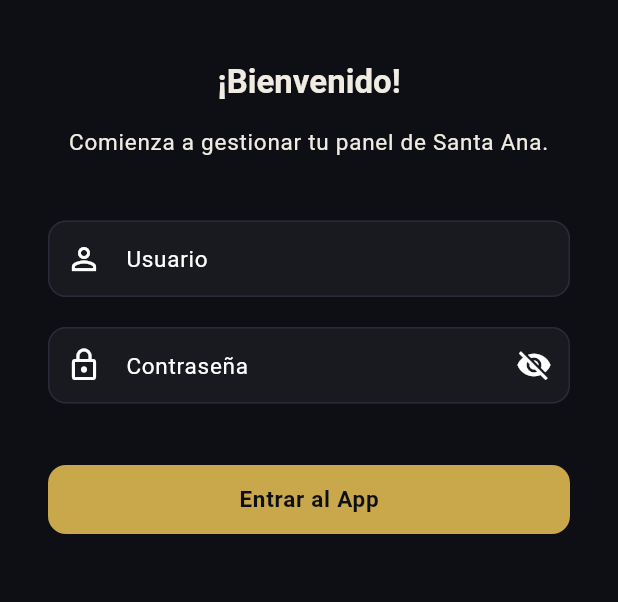
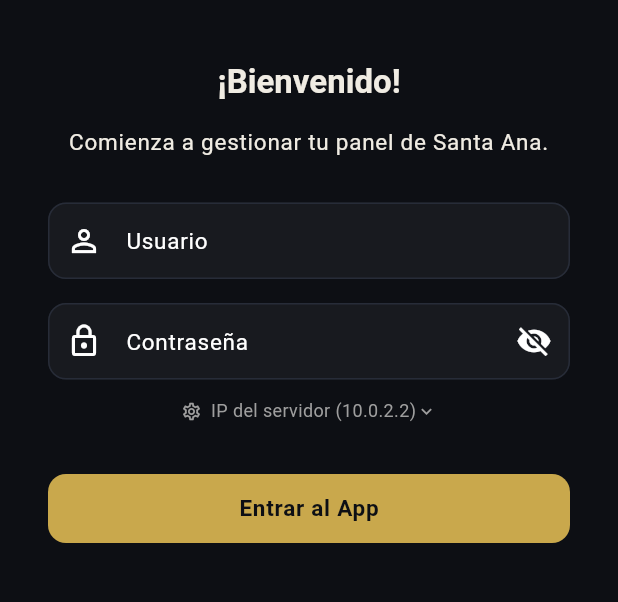
Before and after one commit to UribitoZP/Sena-soft, a Flutter app: the screen it shows after launch, on a phone screen of 412 x 824 dp, the part 273-875 px from its top. Run offline on Flutter 3.47's test engine with Material 3 defaults, Android fonts, the phone set to English and light mode, and no system bars; our stand-ins replace equatable, flutter_bloc, shimmer; Roboto replaces fonts that are missing (Georgia).

Commit message:
restringir acceso a administradores y agregar campo IP del servidor en login

```diff
--- a/Aplicativo Movil/santa_ana_dashboard/lib/core/services/api_service.dart
+++ b/Aplicativo Movil/santa_ana_dashboard/lib/core/services/api_service.dart
@@ -1,13 +1,13 @@
 import 'dart:convert';
 import 'package:http/http.dart' as http;
 
-/// URL base del servidor REST Java.
-/// Cambiar la IP a la del PC donde corre el escritorio.
-/// En emulador Android: 10.0.2.2 apunta al localhost del host.
-const String _baseUrl = 'http://10.0.2.2:8080';
-
 class ApiService {
   static const Duration _timeout = Duration(seconds: 10);
+
+  /// IP del servidor. Se actualiza desde la pantalla de login.
+  static String serverIp = '10.0.2.2';
+
+  static String get _baseUrl => 'http://$serverIp:8080';
 
   // ── Auth ────────────────────────────────────────────────────
 
--- a/Aplicativo Movil/santa_ana_dashboard/lib/feature/home/presentation/views/Login_view.dart
+++ b/Aplicativo Movil/santa_ana_dashboard/lib/feature/home/presentation/views/Login_view.dart
@@ -1,5 +1,6 @@
 import 'package:flutter/material.dart';
 import 'package:flutter_bloc/flutter_bloc.dart';
+import 'package:santa_ana_dashboard/core/services/api_service.dart';
 import 'package:santa_ana_dashboard/feature/home/presentation/bloc/bloc_bloc.dart';
 import 'package:santa_ana_dashboard/feature/home/presentation/bloc/bloc_event.dart';
 import 'package:santa_ana_dashboard/feature/home/presentation/bloc/bloc_state.dart';
@@ -14,15 +15,31 @@ class InitialView extends StatefulWidget {
 }
 
 class _InitialViewState extends State<InitialView> {
-  final TextEditingController emailController = TextEditingController();
-  final TextEditingController passwordController = TextEditingController();
-  bool obscurePassword = true;
+  final _usuarioCtrl    = TextEditingController();
+  final _passwordCtrl   = TextEditingController();
+  final _ipCtrl         = TextEditingController(text: ApiService.serverIp);
+  bool _obscurePassword = true;
+  bool _showIp          = false;
 
   @override
   void dispose() {
-    emailController.dispose();
-    passwordController.dispose();
+    _usuarioCtrl.dispose();
+    _passwordCtrl.dispose();
+    _ipCtrl.dispose();
     super.dispose();
+  }
+
+  void _login() {
+    // Actualizar IP antes de intentar conectar
+    final ip = _ipCtrl.text.trim();
+    if (ip.isNotEmpty) ApiService.serverIp = ip;
+
+    context.read<AppBloc>().add(
+      LoginRequested(
+        username: _usuarioCtrl.text.trim(),
+        password: _passwordCtrl.text,
+      ),
+    );
   }
 
   @override
@@ -30,12 +47,10 @@ class _InitialViewState extends State<InitialView> {
     return BlocBuilder<AppBloc, AppState>(
       builder: (context, state) {
 
-        /// SI ESTÁ CARGANDO → MOSTRAR SOLO LOADING
         if (state is AppLoading || state is AppLoginSuccess) {
           return const LoadingView();
         }
 
-        /// MOSTRAR LOGIN
         return Scaffold(
           body: SafeArea(
             child: SingleChildScrollView(
@@ -44,7 +59,7 @@ class _InitialViewState extends State<InitialView> {
                 mainAxisAlignment: MainAxisAlignment.center,
                 children: [
 
-                  /// LOGO
+                  // LOGO
                   Hero(
                     tag: 'app_logo',
                     child: ClipRRect(
@@ -58,7 +73,6 @@ class _InitialViewState extends State<InitialView> {
 
                   const SizedBox(height: 40),
 
-                  /// TEXTO BIENVENIDA
                   Text(
                     AppStrings.initialWelcome,
                     style: Theme.of(context).textTheme.headlineMedium,
@@ -73,12 +87,43 @@ class _InitialViewState extends State<InitialView> {
                     textAlign: TextAlign.center,
                   ),
 
-                  const SizedBox(height: 40),
+                  // Mensaje de error
+                  if (state is AppFailure) ...[
+                    const SizedBox(height: 20),
+                    Container(
+                      padding: const EdgeInsets.symmetric(
+                          horizontal: 16, vertical: 12),
+                      decoration: BoxDecoration(
+                        color: const Color(0x26E05C5C),
+                        borderRadius: BorderRadius.circular(12),
+                        border: Border.all(color: const Color(0x4DE05C5C)),
+                      ),
+                      child: Row(
+                        children: [
+                          const Icon(Icons.error_outline,
+                              color: Color(0xFFE05C5C), size: 18),
+                          const SizedBox(width: 10),
+                          Expanded(
+                            child: Text(
+                              state.message,
+                              style: const TextStyle(
+                                color: Color(0xFFE05C5C),
+                                fontSize: 13,
+                              ),
+                            ),
+                          ),
+                        ],
+                      ),
+                    ),
+                  ],
 
-                  /// INPUT USUARIO
+                  const SizedBox(height: 28),
+
+                  // INPUT USUARIO
                   TextField(
-                    controller: emailController,
+                    controller: _usuarioCtrl,
                     keyboardType: TextInputType.text,
+                    textInputAction: TextInputAction.next,
                     decoration: InputDecoration(
                       labelText: 'Usuario',
                       hintText: 'admin',
@@ -92,28 +137,25 @@ class _InitialViewState extends State<InitialView> {
                     ),
                   ),
 
-                  const SizedBox(height: 20),
+                  const SizedBox(height: 16),
 
-                  /// INPUT CONTRASEÑA
+                  // INPUT CONTRASEÑA
                   TextField(
-                    controller: passwordController,
-                    obscureText: obscurePassword,
+                    controller: _passwordCtrl,
+                    obscureText: _obscurePassword,
+                    textInputAction: TextInputAction.done,
+                    onSubmitted: (_) => _login(),
                     decoration: InputDecoration(
                       labelText: 'Contraseña',
                       prefixIcon: const Icon(Icons.lock_outline),
                       filled: true,
                       fillColor: Colors.grey.withOpacity(0.08),
                       suffixIcon: IconButton(
-                        icon: Icon(
-                          obscurePassword
-                              ? Icons.visibility_off
-                              : Icons.visibility,
-                        ),
-                        onPressed: () {
-                          setState(() {
-                            obscurePassword = !obscurePassword;
-                          });
-                        },
+                        icon: Icon(_obscurePassword
+                            ? Icons.visibility_off
+                            : Icons.visibility),
+                        onPressed: () => setState(
+                            () => _obscurePassword = !_obscurePassword),
                       ),
                       border: OutlineInputBorder(
                         borderRadius: BorderRadius.circular(14),
@@ -122,23 +164,70 @@ class _InitialViewState extends State<InitialView> {
                     ),
                   ),
 
-                  const SizedBox(height: 40),
+                  const SizedBox(height: 12),
 
-                  /// BOTÓN LOGIN
+                  // IP del servidor (expandible)
+                  GestureDetector(
+                    onTap: () => setState(() => _showIp = !_showIp),
+                    child: Row(
+                      mainAxisAlignment: MainAxisAlignment.center,
+                      children: [
+                        Icon(
+                          _showIp
+                              ? Icons.settings
+                              : Icons.settings_outlined,
+                          size: 14,
+                          color: Colors.grey,
+                        ),
+                        const SizedBox(width: 6),
+                        Text(
+                          'IP del servidor (${ApiService.serverIp})',
+                          style: const TextStyle(
+                              color: Colors.grey, fontSize: 12),
+                        ),
+                        Icon(
+                          _showIp
+                              ? Icons.expand_less
+                              : Icons.expand_more,
+                          size: 14,
+                          color: Colors.grey,
+                        ),
+                      ],
+                    ),
+                  ),
+
+                  if (_showIp) ...[
+                    const SizedBox(height: 10),
+                    TextField(
+                      controller: _ipCtrl,
+                      keyboardType: TextInputType.url,
+                      textInputAction: TextInputAction.done,
+                      decoration: InputDecoration(
+                        labelText: 'IP del servidor',
+                        hintText: '192.168.1.x',
+                        helperText:
+                            'Emulador Android: 10.0.2.2 · Dispositivo físico: IP del PC',
+                        prefixIcon: const Icon(Icons.dns_outlined),
+                        filled: true,
+                        fillColor: Colors.grey.withOpacity(0.08),
+                        border: OutlineInputBorder(
+                          borderRadius: BorderRadius.circular(14),
+                          borderSide: BorderSide.none,
+                        ),
+                      ),
+                      onChanged: (v) {
+                        if (v.trim().isNotEmpty) ApiService.serverIp = v.trim();
+                      },
+                    ),
+                  ],
+
+                  const SizedBox(height: 32),
+
+                  // BOTÓN LOGIN
                   SizedBox(
                     width: double.infinity,
                     child: ElevatedButton(
-                      onPressed: () {
-                        final email = emailController.text;
-                        final password = passwordController.text;
-
-                        context.read<AppBloc>().add(
-                          LoginRequested(
-                            username: email,
-                            password: password,
-                          ),
-                        );
-                      },
+                      onPressed: _login,
                       child: const Text(AppStrings.enterApp),
                     ),
                   ),
```
Also changed, not shown: Aplicativo Movil/santa_ana_dashboard/lib/feature/home/presentation/bloc/bloc_bloc.dart (+10 -2 lines), Aplicativo Movil/santa_ana_dashboard/lib/feature/home/presentation/views.dart (+1 -7 lines).
